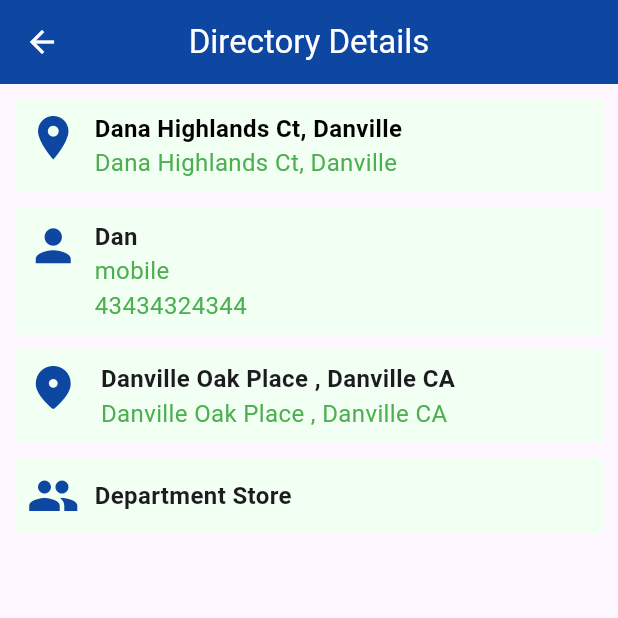
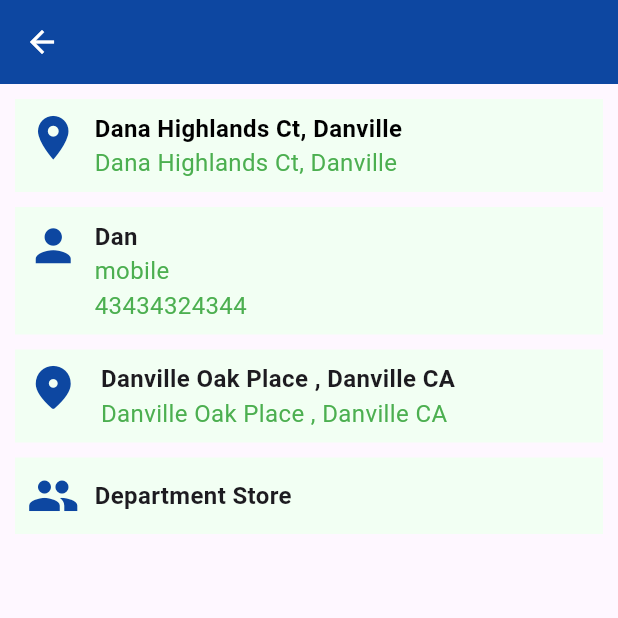
Before and after one commit to avinashji1302/Aceroute2, a Flutter app: the DirectoryDetails screen opened directly, on a phone screen of 412 x 824 dp, the top half of it. Run offline on Flutter 3.47's test engine with Material 3 defaults, Android fonts, the phone set to English and light mode, and no system bars; our stand-ins replace geocoding, geolocator, get, google_maps_flutter, image_picker, location and 5 more; missing offline and left inert: flutter_polyline_points, flutter_sound, pubnub, simple_barcode_scanner, siri_wave, syncfusion_flutter_signaturepad; accounts and stored records are empty.

```diff
--- a/lib/core/Constants.dart
+++ b/lib/core/Constants.dart
@@ -1,3 +1,4 @@
+import 'package:get/get.dart';
 import 'package:get/get_state_manager/src/simple/get_controllers.dart';
 
 import '../database/Tables/terms_data_table.dart';
@@ -13,15 +14,64 @@ var BaseURL = 'https://portal.aceroute.com';
 //     print('GeoLocation: ${data.geoLocation}');
 //   }
 // }
-class AllTerms extends GetxController{
 
-  static Future<void> getTerm() async{
+
+class AllTerms extends GetxController {
+  static final namespace = "".obs;
+  static final locationCode = "".obs;
+  static final formName = "".obs;
+  static final partName = "".obs;
+  static final assetName = "".obs;
+  static final pictureLabel = "".obs;
+  static final audioLabel = "".obs;
+  static final signatureLabel = "".obs;
+  static final fileLabel = "".obs;
+  static final workLabel = "".obs;
+  static final customerLabel = "".obs;
+  static final orderLabel = "".obs;
+  static final customerReferenceLabel = "".obs;
+  static final registrationLabel = "".obs;
+  static final odometerLabel = "".obs;
+  static final detailsLabel = "".obs;
+  static final faultDescriptionLabel = "".obs;
+  static final notesLabel = "".obs;
+  static final summaryLabel = "".obs;
+  static final orderGroupLabel = "".obs;
+  static final fieldOrderRules = "".obs;
+  static final invoiceEmailLabel = "".obs;
+
+  static Future<void> getTerm() async {
     List<TermsDataModel> dataList = await TermsDataTable.fetchTermsData();
+    print("Get terms");
+    for (var data in dataList) {
+      namespace.value = data.namespace;
+      locationCode.value = data.locationCode;
+      formName.value = data.formName;
+      partName.value = data.partName;
+      assetName.value = data.assetName;
+      pictureLabel.value = data.pictureLabel;
+      audioLabel.value = data.audioLabel;
+      signatureLabel.value = data.signatureLabel;
+      fileLabel.value = data.fileLabel;
+      workLabel.value = data.workLabel;
+      customerLabel.value = data.customerLabel;
+      orderLabel.value = data.orderLabel;
+      customerReferenceLabel.value = data.customerReferenceLabel;
+      registrationLabel.value = data.registrationLabel;
+      odometerLabel.value = data.odometerLabel;
+      detailsLabel.value = data.detailsLabel;
+      faultDescriptionLabel.value = data.faultDescriptionLabel;
+      notesLabel.value = data.notesLabel;
+      summaryLabel.value = data.summaryLabel;
+      orderGroupLabel.value = data.orderGroupLabel;
+      fieldOrderRules.value = data.fieldOrderRules;
+      invoiceEmailLabel.value = data.invoiceEmailLabel;
 
-    for(var data in dataList){
-      print(data);
+      // Print each label to confirm
+      print("Namespace: ${namespace.value}");
+      print("Location Code: ${locationCode.value}");
+      print("Form Name: ${formName.value}");
+      // Add more print statements if needed
     }
   }
-
-
 }
--- a/lib/view/add_part.dart
+++ b/lib/view/add_part.dart
@@ -1,4 +1,5 @@
 import 'package:ace_routes/controller/barcode_controller.dart';
+import 'package:ace_routes/core/Constants.dart';
 import 'package:ace_routes/core/colors/Constants.dart';
 import 'package:ace_routes/view/appbar.dart';
 import 'package:flutter/material.dart';
@@ -34,8 +35,10 @@ class _AddPartState extends State<AddPart> {
 
   @override
   Widget build(BuildContext context) {
+    AllTerms.getTerm();
     return Scaffold(
-      appBar:myAppBar(context: context, titleText: 'Add Part', backgroundColor:MyColors.blueColor ),
+      //Add Part not availble in api data so i used part
+      appBar:myAppBar(context: context, titleText: AllTerms.partName, backgroundColor:MyColors.blueColor ),
       body: Padding(
         padding: const EdgeInsets.all(16.0),
         child: Column(
--- a/lib/view/appbar.dart
+++ b/lib/view/appbar.dart
@@ -1,15 +1,17 @@
 import 'package:flutter/material.dart';
+import 'package:get/get_rx/get_rx.dart';
+import 'package:get/get_state_manager/src/rx_flutter/rx_obx_widget.dart';
 
 AppBar myAppBar({
   required BuildContext context,
-  required String titleText,
+  required RxString titleText,
   required Color backgroundColor,
 }) {
   return AppBar(
-    title: Text(
-      titleText,
-      style: const TextStyle(color: Colors.white),
-    ),
+    title: Obx(() => Text(
+          titleText.value,
+          style: const TextStyle(color: Colors.white),
+        )),
     centerTitle: true,
     backgroundColor: backgroundColor,
     leading: IconButton(
--- a/lib/view/audio.dart
+++ b/lib/view/audio.dart
@@ -1,4 +1,5 @@
 import 'package:ace_routes/controller/audio_controller.dart';
+import 'package:ace_routes/core/Constants.dart';
 import 'package:ace_routes/core/colors/Constants.dart';
 import 'package:ace_routes/view/appbar.dart';
 import 'package:flutter/material.dart';
@@ -68,11 +69,10 @@ class _AudioRecordState extends State<AudioRecord> {
 
   @override
   Widget build(BuildContext context) {
+    AllTerms.getTerm();
     return Scaffold(
       appBar: myAppBar(
-          context: context,
-          titleText: 'Audio',
-          backgroundColor: MyColors.blueColor),
+          context: context, titleText: AllTerms.audioLabel, backgroundColor: MyColors.blueColor),
       body: Container(
         width: double.infinity,
         padding: EdgeInsets.all(0.0),
--- a/lib/view/directory_screen.dart
+++ b/lib/view/directory_screen.dart
@@ -1,3 +1,4 @@
+import 'package:ace_routes/core/Constants.dart';
 import 'package:ace_routes/core/colors/Constants.dart';
 import 'package:ace_routes/view/appbar.dart';
 import 'package:flutter/material.dart';
@@ -11,11 +12,13 @@ class DirectoryDetails extends StatelessWidget {
 
   @override
   Widget build(BuildContext context) {
+    AllTerms.getTerm();
     final fontSizeController = Get.find<FontSizeController>();
     return Scaffold(
         appBar: myAppBar(
             context: context,
-            titleText: 'Directory Details',
+            //"Directory in app which is not availbe in api data"
+            titleText:AllTerms.detailsLabel,
             backgroundColor: MyColors.blueColor),
         body: Padding(
           padding: const EdgeInsets.only(top: 10.0 , left: 10 , right: 10),
--- a/lib/view/part_details.dart
+++ b/lib/view/part_details.dart
@@ -1,3 +1,4 @@
+import 'package:ace_routes/core/Constants.dart';
 import 'package:ace_routes/core/colors/Constants.dart';
 import 'package:ace_routes/view/appbar.dart';
 import 'package:flutter/material.dart';
@@ -27,8 +28,9 @@ class _PartDetailScreenState extends State<PartDetailScreen> {
 
   @override
   Widget build(BuildContext context) {
+    AllTerms.getTerm();
     return Scaffold(
-        appBar:myAppBar(context: context, titleText: 'Part Details', backgroundColor:MyColors.blueColor ),
+        appBar:myAppBar(context: context, titleText: AllTerms.detailsLabel, backgroundColor:MyColors.blueColor ),
       body: Container(
         width: double.infinity,
         height: 100.0,
--- a/lib/view/pic_upload_screen.dart
+++ b/lib/view/pic_upload_screen.dart
@@ -1,4 +1,5 @@
 import 'dart:io';
+import 'package:ace_routes/core/Constants.dart';
 import 'package:flutter/material.dart';
 import 'package:get/get.dart';
 import '../controller/fontSizeController.dart';
@@ -12,10 +13,11 @@ class PicUploadScreen extends StatelessWidget {
 
   @override
   Widget build(BuildContext context) {
+    AllTerms.getTerm();
     return Scaffold(
       appBar: AppBar(
         title: Text(
-          'Picture Upload',
+          AllTerms.pictureLabel.value,
           style: TextStyle(
               color: Colors.white, fontSize: fontSizeController.fontSize),
         ),
--- a/lib/view/signature_scree.dart
+++ b/lib/view/signature_scree.dart
@@ -1,3 +1,4 @@
+import 'package:ace_routes/core/Constants.dart';
 import 'package:ace_routes/core/colors/Constants.dart';
 import 'package:ace_routes/view/appbar.dart';
 import 'package:flutter/material.dart';
@@ -13,10 +14,11 @@ class Signature extends StatelessWidget {
 
   @override
   Widget build(BuildContext context) {
+    AllTerms.getTerm();
     return Scaffold(
       appBar: myAppBar(
           context: context,
-          titleText: 'Signature',
+          titleText: AllTerms.signatureLabel,
           backgroundColor: MyColors.blueColor),
       body: SingleChildScrollView(
         child: Padding(
--- a/lib/view/status_screen.dart
+++ b/lib/view/status_screen.dart
@@ -1,4 +1,5 @@
 import 'package:ace_routes/controller/loginController.dart';
+import 'package:ace_routes/core/Constants.dart';
 import 'package:ace_routes/core/colors/Constants.dart';
 import 'package:ace_routes/view/appbar.dart';
 import 'package:ace_routes/view/home_screen.dart';
@@ -42,10 +43,12 @@ class _StatusScreenState extends State<StatusScreen> {
 
   @override
   Widget build(BuildContext context) {
+    AllTerms.getTerm(); //getting the lable
     return Scaffold(
       appBar: myAppBar(
         context: context,
-        titleText: 'Status',
+        //not availbel in status in api data
+        titleText: AllTerms.formName,
         backgroundColor: MyColors.blueColor,
       ),
       body: Obx(() {
--- a/lib/view/summary_screen.dart
+++ b/lib/view/summary_screen.dart
@@ -1,3 +1,4 @@
+import 'package:ace_routes/core/Constants.dart';
 import 'package:ace_routes/core/colors/Constants.dart';
 import 'package:ace_routes/view/appbar.dart';
 import 'package:flutter/material.dart';
@@ -11,6 +12,7 @@ class SummaryDetails extends StatelessWidget {
 
   @override
   Widget build(BuildContext context) {
+    AllTerms.getTerm();
     // Define common styles to avoid repetition
     const double spacing = 10.0;
     const EdgeInsets padding = EdgeInsets.all(8.0);
@@ -54,7 +56,7 @@ class SummaryDetails extends StatelessWidget {
     return Scaffold(
       appBar: myAppBar(
           context: context,
-          titleText: 'Summmary Details.',
+          titleText: AllTerms.summaryLabel,
           backgroundColor: MyColors.blueColor),
       body: Container(
         color: Colors.white,
--- a/lib/view/vehicle_details.dart
+++ b/lib/view/vehicle_details.dart
@@ -1,3 +1,4 @@
+import 'package:ace_routes/core/Constants.dart';
 import 'package:ace_routes/core/colors/Constants.dart';
 import 'package:ace_routes/view/appbar.dart';
 import 'package:flutter/material.dart';
@@ -22,8 +23,9 @@ class _VehicleDetailsState extends State<VehicleDetails> {
   final fontSizeController = Get.find<FontSizeController>();
   @override
   Widget build(BuildContext context) {
+    AllTerms.getTerm();
     return Scaffold(
-     appBar:myAppBar(context: context, titleText: 'Vehicle Details', backgroundColor:MyColors.blueColor ),
+     appBar:myAppBar(context: context, titleText: AllTerms.orderGroupLabel, backgroundColor:MyColors.blueColor ),
       body: SingleChildScrollView(
         child: Padding(
           padding: const EdgeInsets.all(16.0),
```
Also changed, not shown: lib/view/add_bw_from.dart (+20 -4 lines), lib/view/e_from.dart (+15 -12 lines), lib/view/home_screen.dart (+8 -5 lines), lib/view/part.dart (+13 -6 lines).
